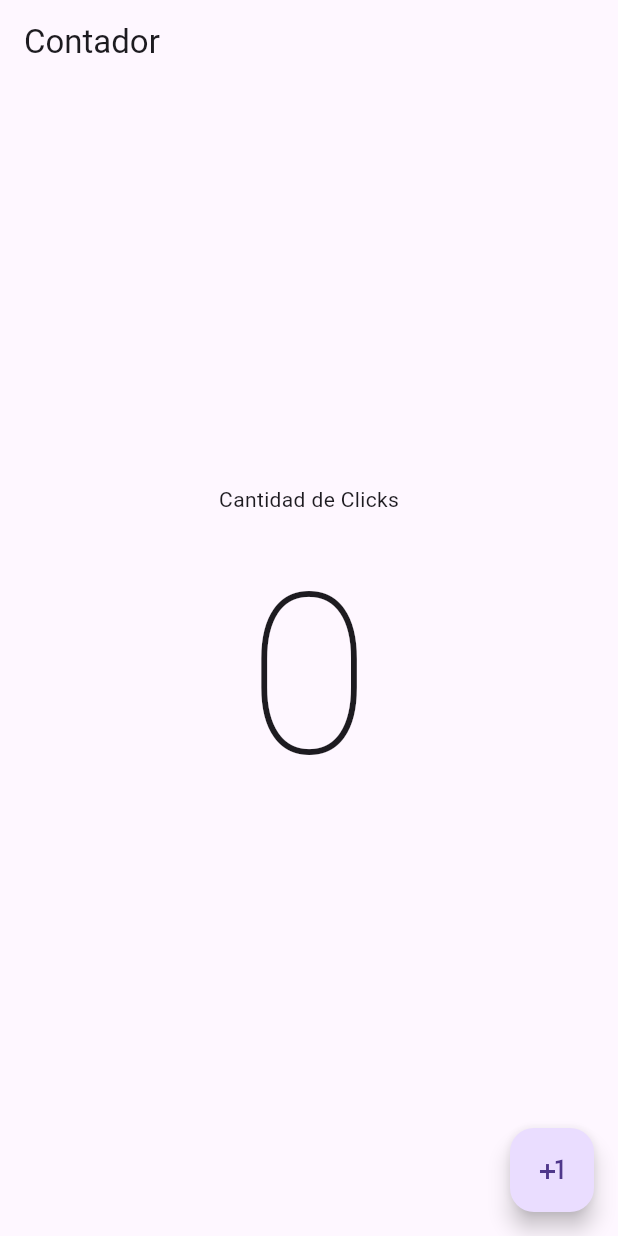
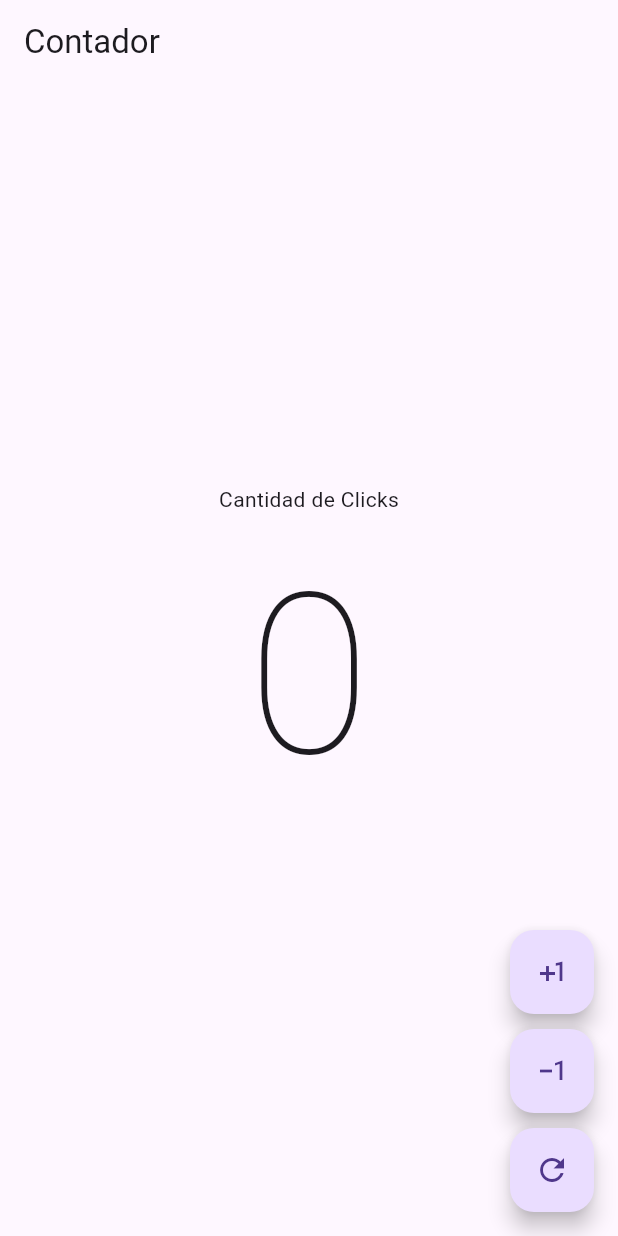
Before and after one commit to Mabel-Mendoza/Proyecto_MabelMendoza, a Flutter app: the screen it shows after launch, on a phone screen of 412 x 824 dp. Run offline on Flutter 3.47's test engine with Material 3 defaults, Android fonts, the phone set to English and light mode, and no system bars.

Commit message:
Botenes de Reiniciar y Disminuir

```diff
--- a/lib/pantallas/contador.dart
+++ b/lib/pantallas/contador.dart
@@ -8,8 +8,9 @@ const contador({super.key});
 }
 
 class _contadorState extends State<contador> {
+  int clickcontador = 0;
+
   @override
-  int clickcontador = 0;
   Widget build(BuildContext context) {
     return Scaffold(
       appBar: AppBar(
@@ -28,13 +29,38 @@ class _contadorState extends State<contador> {
         ),
       ),
 
-      floatingActionButton: FloatingActionButton(
-        onPressed: (){
-          clickcontador++;
-          setState((){});
-        },
-        child: Icon(Icons.plus_one),
-      ),
+      floatingActionButton: Column(
+  mainAxisAlignment: MainAxisAlignment.end,
+  children: [
+    FloatingActionButton(
+      onPressed: () {
+        clickcontador++;
+        setState(() {});
+      },
+      child: Icon(Icons.plus_one),
+    ),
+    SizedBox(height: 10),
+
+    FloatingActionButton(
+      onPressed: () {
+        if (clickcontador > 0) {
+          clickcontador--;
+          setState(() {});
+        }
+      },
+      child: Icon(Icons.exposure_minus_1),
+    ),
+    SizedBox(height: 10),
+
+    FloatingActionButton(
+      onPressed: () {
+        clickcontador = 0;
+        setState(() {});
+      },
+      child: Icon(Icons.refresh),
+    ),
+  ],
+),
 
     );
     }
```
